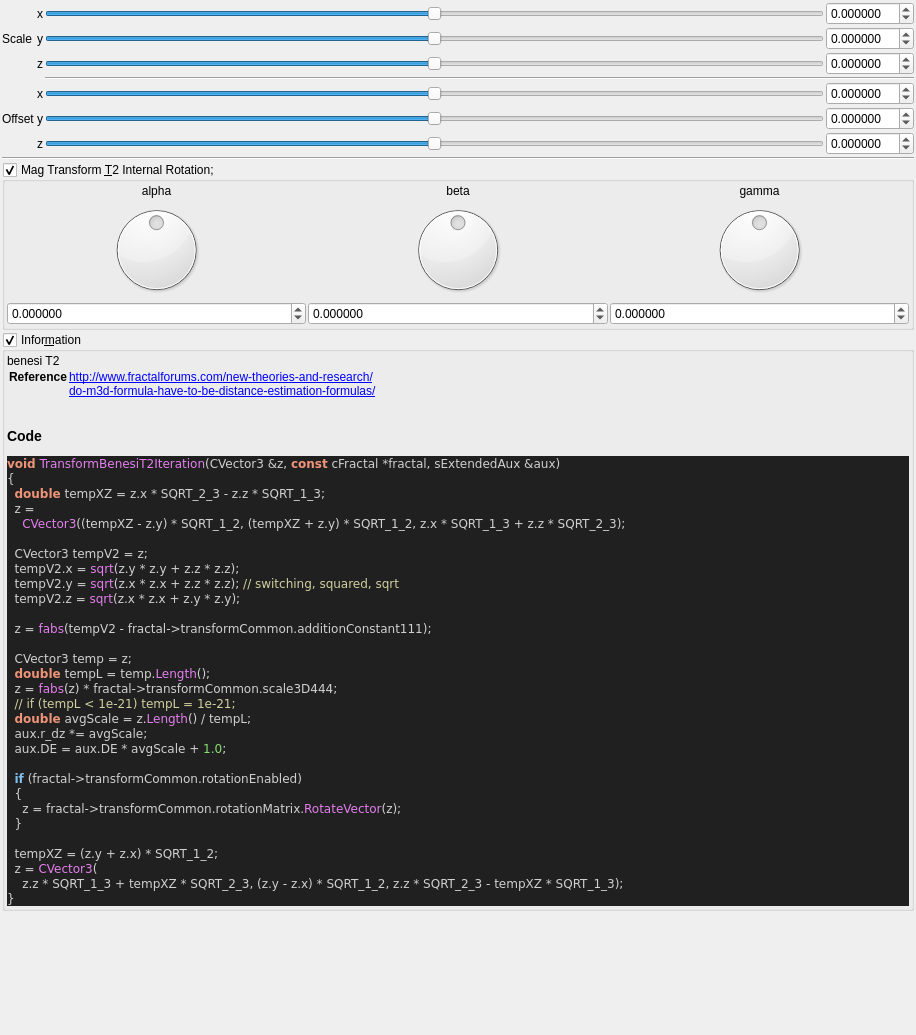
First picture: the form in mandelbulber2/qt_data/fractal_transf_benesi_T2.ui, repository buddhi1980/mandelbulber2, before the edit.
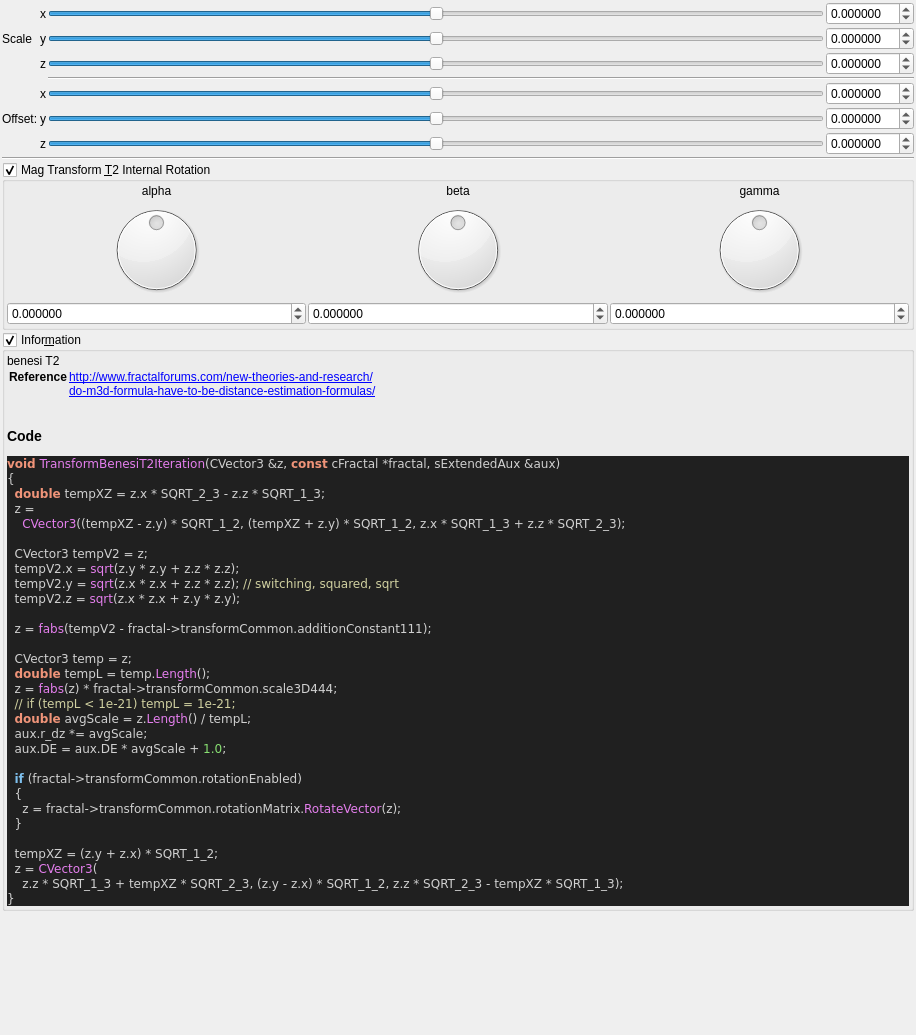
Second picture: the form after the edit. Custom widgets are drawn as their Qt base class.

```diff
--- a/mandelbulber2/qt_data/fractal_transf_benesi_T2.ui
+++ b/mandelbulber2/qt_data/fractal_transf_benesi_T2.ui
@@ -150,7 +150,7 @@
      <item row="6" column="1">
       <widget class="QLabel" name="label_255">
        <property name="text">
-        <string>Offset</string>
+        <string>Offset:</string>
        </property>
       </widget>
      </item>
@@ -409,7 +409,7 @@
    <item>
     <widget class="MyGroupBox" name="groupCheck_transf_rotation_enabled">
      <property name="title">
-      <string>Mag Transform &amp;T2 Internal Rotation;</string>
+      <string>Mag Transform &amp;T2 Internal Rotation</string>
      </property>
      <property name="checkable">
       <bool>true</bool>
```
